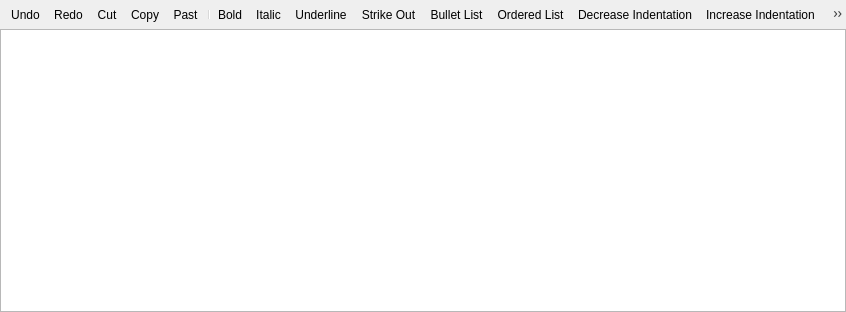
The window that src/ui/qgsrichtexteditorbase.ui (qgis/QGIS) describes before a commit, drawn with Qt 5.
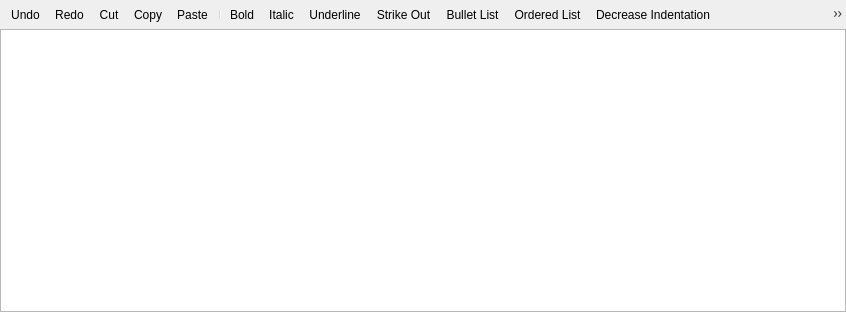
The same window after the commit. Icons and pictures are not drawn. Custom widgets are drawn as their Qt base class.

The edit to the form file:
```diff
--- a/src/ui/qgsrichtexteditorbase.ui
+++ b/src/ui/qgsrichtexteditorbase.ui
@@ -137,7 +137,7 @@
      <normaloff>:/images/themes/default/mActionEditPaste.svg</normaloff>:/images/themes/default/mActionEditPaste.svg</iconset>
    </property>
    <property name="text">
-    <string>Past</string>
+    <string>Paste</string>
    </property>
    <property name="toolTip">
     <string>Paste</string>
```
